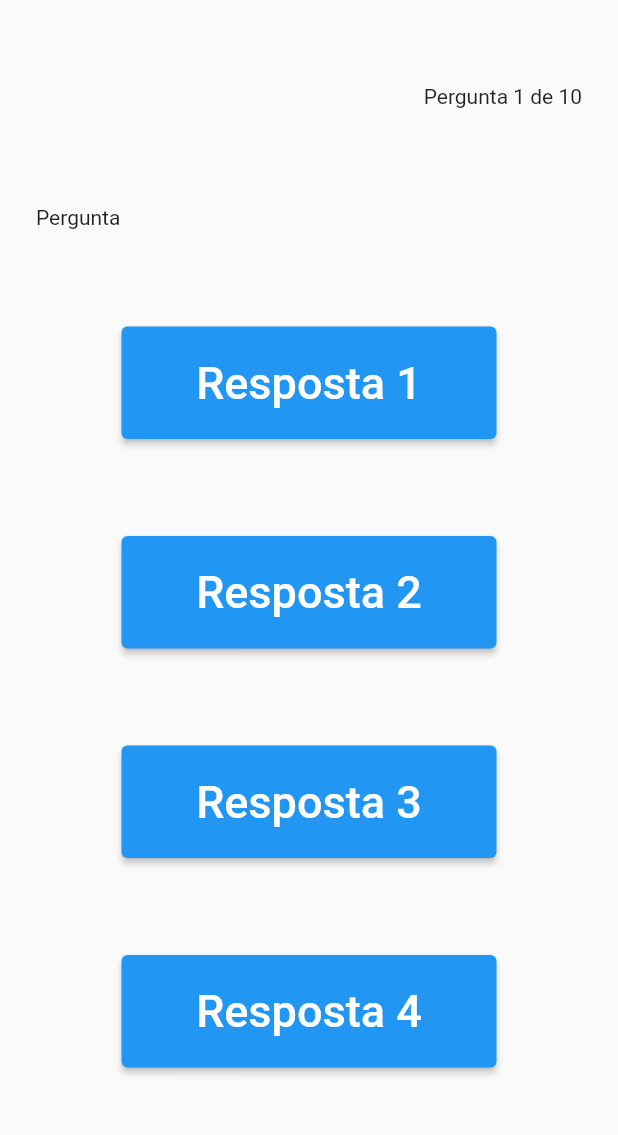
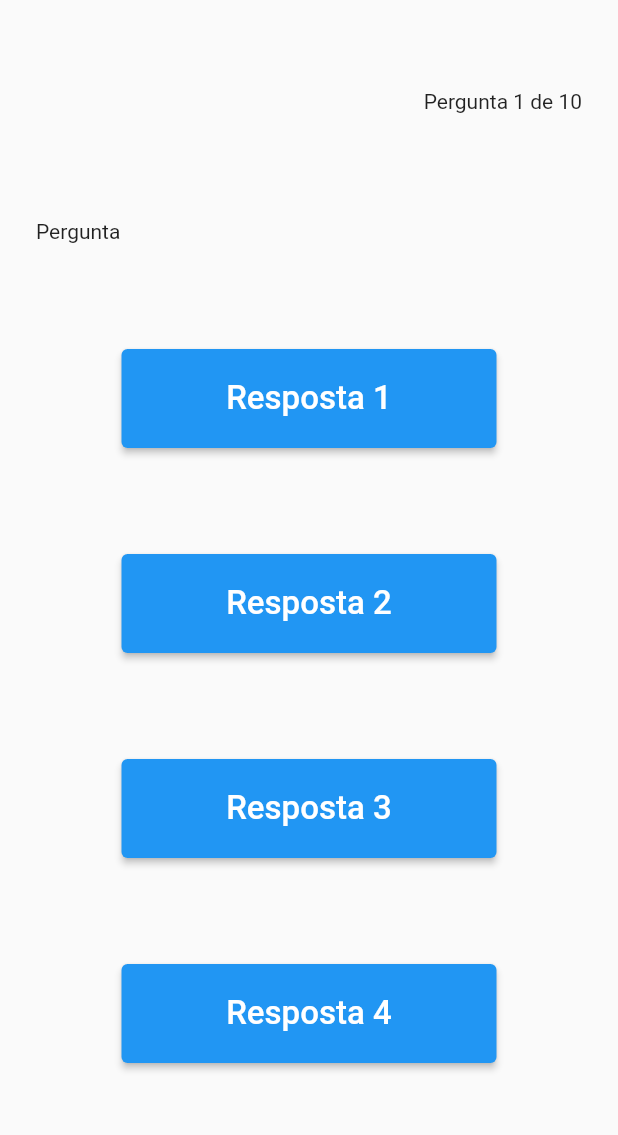
Before and after one commit to BryanDietrichBernhardt/curso-flutter-quiz, a Flutter app: the screen it shows after launch, on a phone screen of 412 x 824 dp, the part 84-1219 px from its top. Run offline on Flutter 3.47's test engine with Material 2 defaults, Android fonts, the phone set to English and light mode, and no system bars.

```diff
--- a/lib/quiz_page.dart
+++ b/lib/quiz_page.dart
@@ -10,6 +10,30 @@ class Quiz extends StatefulWidget {
 class _QuizState extends State<Quiz> {
   @override
   Widget build(BuildContext context) {
+    List quiz = [
+      {
+        "question": "Qual a linguagem do Flutter?",
+        "options": [
+          "JS",
+          "Swift",
+          "Dart",
+          "Kotlin",
+        ],
+        "response": 1
+      }
+    ];
+
+    quiz.add({
+      "question": "O que é o Flutter?",
+      "options": [
+        "Linguagem",
+        "Aplicativo",
+        "SDK",
+        "IDE",
+      ],
+      "response": 3
+    });
+
     return MaterialApp(
       debugShowCheckedModeBanner: false,
       home: Scaffold(
@@ -40,7 +64,7 @@ class _QuizState extends State<Quiz> {
                 ),
                 child: const Text(
                   "Resposta 1",
-                  style: TextStyle(fontSize: 30),
+                  style: TextStyle(fontSize: 22),
                 ),
               ),
               ElevatedButton(
@@ -51,7 +75,7 @@ class _QuizState extends State<Quiz> {
                 ),
                 child: const Text(
                   "Resposta 2",
-                  style: TextStyle(fontSize: 30),
+                  style: TextStyle(fontSize: 22),
                 ),
               ),
               ElevatedButton(
@@ -62,7 +86,7 @@ class _QuizState extends State<Quiz> {
                 ),
                 child: const Text(
                   "Resposta 3",
-                  style: TextStyle(fontSize: 30),
+                  style: TextStyle(fontSize: 22),
                 ),
               ),
               ElevatedButton(
@@ -73,7 +97,7 @@ class _QuizState extends State<Quiz> {
                 ),
                 child: const Text(
                   "Resposta 4",
-                  style: TextStyle(fontSize: 30),
+                  style: TextStyle(fontSize: 22),
                 ),
               )
             ],
```
